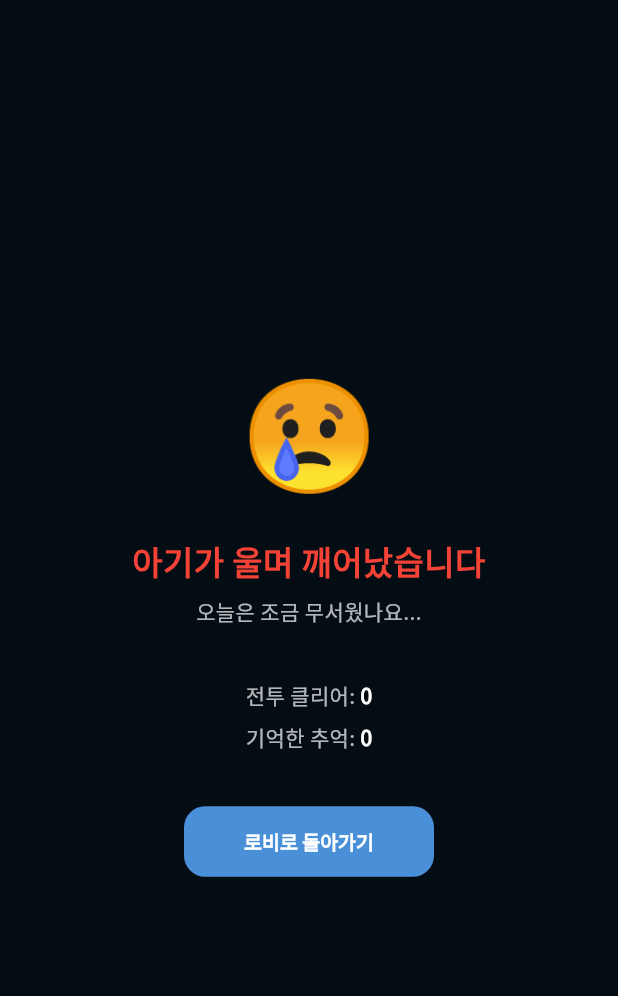
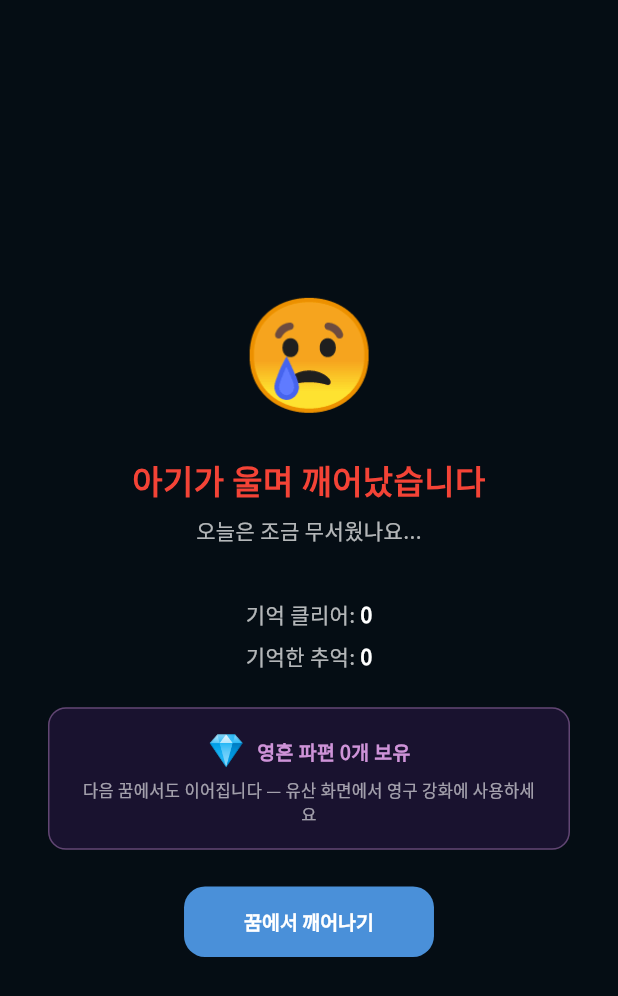
Before and after one commit to alstjs24-design/elemental-quest, a Flutter app: the _RunEndScreen screen opened directly with empty values, on a phone screen of 412 x 824 dp. Shown: the top 996 px of the screen. Run offline on Flutter 3.47's test engine with Material 3 defaults, Android fonts, the phone set to English and light mode, and no system bars; our stand-ins replace cloud_firestore, firebase_auth, firebase_core, flutter_riverpod, google_fonts, hive_flutter; accounts and stored records are empty.

Commit message:
feat: align UI with dream-world narrative and clarify run continuity
- Remove 던전 탐험 from main menu (not ready, inconsistent)
- Rename 비동기 PvP to '다른 꿈과의 만남' for world consistency
- Replace '전투 시작' with '꿈속으로', '보스 도전' with '분리불안과 마주하기'
- Replace '적 행동 중' with '꿈이 흔들린다...'
- Rename '전투 클리어' to '기억 클리어', '로비로 돌아가기' to '꿈에서 깨어나기'
- Fix legacy screen copy: '던전에서 획득' -> '런에서 얻음'
- Add soul fragments panel on run end screen to show cross-run continuity
- Improve player sprites with dream-world purple gradients; gazer now uses 👁️

```diff
--- a/lib/features/battle/battle_screen.dart
+++ b/lib/features/battle/battle_screen.dart
@@ -243,7 +243,7 @@ class _BattleArena extends StatelessWidget {
                     border: Border.all(
                         color: Colors.red.withValues(alpha: 0.4)),
                   ),
-                  child: Text('적 행동 중',
+                  child: Text('꿈이 흔들린다...',
                       style: AppTextStyles.caption.copyWith(
                           color: AppColors.hpLow)),
                 ),
--- a/lib/features/battle/battle_sprites.dart
+++ b/lib/features/battle/battle_sprites.dart
@@ -187,14 +187,14 @@ _SpriteTheme _enemyTheme(ElementType element, EnemyGrade grade) {
 
 _SpriteTheme _playerTheme(CharacterTrait trait) {
   switch (trait) {
-    case CharacterTrait.screamer:
-      return _SpriteTheme('😤', [const Color(0xFF2A0A00), const Color(0xFF5C1500)], const Color(0xFFE07840));
-    case CharacterTrait.accepter:
-      return _SpriteTheme('🤗', [const Color(0xFF021020), const Color(0xFF082040)], const Color(0xFF42A5F5));
-    case CharacterTrait.gazer:
-      return _SpriteTheme('👀', [const Color(0xFF001015), const Color(0xFF002028)], const Color(0xFF00BCD4));
-    case CharacterTrait.shrinker:
-      return _SpriteTheme('🫣', [const Color(0xFF081008), const Color(0xFF102010)], const Color(0xFF4CAF50));
+    case CharacterTrait.screamer: // 집착 — 불안한 열정, 붉은 보랏빛
+      return _SpriteTheme('😤', [const Color(0xFF2A0A2E), const Color(0xFF6B1040)], const Color(0xFFE07840));
+    case CharacterTrait.accepter: // 체념 — 고요한 수용, 차가운 파랑
+      return _SpriteTheme('🤗', [const Color(0xFF031628), const Color(0xFF0A2E50)], const Color(0xFF4A90D9));
+    case CharacterTrait.gazer: // 직면 — 꿰뚫는 눈, 보랏빛 신비
+      return _SpriteTheme('👁️', [const Color(0xFF10062A), const Color(0xFF2A0E5E)], const Color(0xFFCE93D8));
+    case CharacterTrait.shrinker: // 도피 — 작아지는 존재, 어둔 청록
+      return _SpriteTheme('🫣', [const Color(0xFF061520), const Color(0xFF0A2838)], const Color(0xFF4DB6AC));
   }
 }
 
--- a/lib/features/home/home_screen.dart
+++ b/lib/features/home/home_screen.dart
@@ -1,12 +1,11 @@
 // Callers: lib/main.dart (home route)
-// Purpose: Main menu — navigate to Dungeon, PvP, Character screens
+// Purpose: Main menu — navigate to PvP, Character screens
 // Reads: characterProvider (activeCharacter.name, level)
 import 'package:flutter/material.dart';
 import 'package:flutter_riverpod/flutter_riverpod.dart';
 import '../../core/theme/app_theme.dart';
 import '../character/character_notifier.dart';
 import '../character/character_screen.dart';
-import '../dungeon/dungeon_screen.dart';
 import '../legacy/legacy_notifier.dart';
 import '../legacy/legacy_screen.dart';
 import '../pvp/pvp_screen.dart';
@@ -90,20 +89,9 @@ class _HomeScreenState extends ConsumerState<HomeScreen> {
               ),
               const SizedBox(height: 16),
               _MenuButton(
-                icon: '🗺️',
-                label: '던전 탐험',
-                subtitle: '로그라이크 던전 도전',
-                color: const Color(0xFF8B2FC9),
-                onTap: () => Navigator.push(
-                  context,
-                  MaterialPageRoute(builder: (_) => const DungeonScreen()),
-                ),
-              ),
-              const SizedBox(height: 16),
-              _MenuButton(
-                icon: '⚔️',
-                label: '비동기 PvP',
-                subtitle: '다른 유저의 팀과 대결',
+                icon: '🌙',
+                label: '다른 꿈과의 만남',
+                subtitle: '잠든 아이들의 꿈이 충돌할 때',
                 color: const Color(0xFFE07840),
                 onTap: () => Navigator.push(
                   context,
--- a/lib/features/legacy/legacy_screen.dart
+++ b/lib/features/legacy/legacy_screen.dart
@@ -94,7 +94,7 @@ class _FragmentBar extends StatelessWidget {
             ],
           ),
           const Spacer(),
-          Text('던전에서 획득\n죽어도 보존됨',
+          Text('런에서 얻음\n꿈이 사라져도 남아',
               style: AppTextStyles.caption,
               textAlign: TextAlign.right),
         ],
--- a/lib/features/run/run_screen.dart
+++ b/lib/features/run/run_screen.dart
@@ -49,11 +49,14 @@ class _RunScreenState extends ConsumerState<RunScreen> {
       );
     }
 
+    final legacyState = ref.watch(legacyProvider);
+
     if (runState.isComplete) {
       return _RunEndScreen(
         won: true,
         battlesWon: runState.totalBattlesWon,
         cardsCount: runState.pickedCards.length,
+        soulFragments: legacyState.soulFragments,
         onExit: () => Navigator.pop(context),
       );
     }
@@ -63,6 +66,7 @@ class _RunScreenState extends ConsumerState<RunScreen> {
         won: false,
         battlesWon: runState.totalBattlesWon,
         cardsCount: runState.pickedCards.length,
+        soulFragments: legacyState.soulFragments,
         onExit: () => Navigator.pop(context),
       );
     }
@@ -142,7 +146,7 @@ class _RunScreenState extends ConsumerState<RunScreen> {
                       borderRadius: BorderRadius.circular(14)),
                 ),
                 child: Text(
-                  runState.isBossPhase ? '👹 보스 도전!' : '⚔️ 전투 시작',
+                  runState.isBossPhase ? '😱 분리불안과 마주하기' : '🌙 꿈속으로',
                   style: AppTextStyles.titleMedium,
                 ),
               ),
@@ -268,9 +272,9 @@ class _ProgressBar extends StatelessWidget {
         Row(
           mainAxisAlignment: MainAxisAlignment.spaceBetween,
           children: [
-            Text('전투 $done / ${total - 1}', style: AppTextStyles.bodySmall),
+            Text('기억 $done / ${total - 1}', style: AppTextStyles.bodySmall),
             if (isBossNext)
-              Text('🔥 보스',
+              Text('💀 분리불안',
                   style: AppTextStyles.bodySmall.copyWith(
                       color: AppColors.hpLow, fontWeight: FontWeight.bold)),
           ],
@@ -464,11 +468,13 @@ class _RunEndScreen extends StatelessWidget {
   final bool won;
   final int battlesWon;
   final int cardsCount;
+  final int soulFragments;
   final VoidCallback onExit;
   const _RunEndScreen(
       {required this.won,
       required this.battlesWon,
       required this.cardsCount,
+      required this.soulFragments,
       required this.onExit});
 
   @override
@@ -501,9 +507,37 @@ class _RunEndScreen extends StatelessWidget {
                 textAlign: TextAlign.center,
               ),
               const SizedBox(height: 32),
-              _StatRow('전투 클리어', '$battlesWon'),
+              _StatRow('기억 클리어', '$battlesWon'),
               _StatRow('기억한 추억', '$cardsCount'),
-              const SizedBox(height: 32),
+              const SizedBox(height: 20),
+              Container(
+                padding: const EdgeInsets.symmetric(horizontal: 20, vertical: 14),
+                decoration: BoxDecoration(
+                  color: AppColors.dungeon.withValues(alpha: 0.15),
+                  borderRadius: BorderRadius.circular(12),
+                  border: Border.all(color: AppColors.soul.withValues(alpha: 0.4)),
+                ),
+                child: Column(
+                  children: [
+                    Row(
+                      mainAxisAlignment: MainAxisAlignment.center,
+                      children: [
+                        const Text('💎', style: TextStyle(fontSize: 20)),
+                        const SizedBox(width: 8),
+                        Text('영혼 파편 $soulFragments개 보유',
+                            style: AppTextStyles.labelBold.copyWith(
+                                color: AppColors.soul)),
+                      ],
+                    ),
+                    const SizedBox(height: 4),
+                    Text('다음 꿈에서도 이어집니다 — 유산 화면에서 영구 강화에 사용하세요',
+                        style: AppTextStyles.caption.copyWith(
+                            color: AppColors.textMuted),
+                        textAlign: TextAlign.center),
+                  ],
+                ),
+              ),
+              const SizedBox(height: 24),
               ElevatedButton(
                 onPressed: onExit,
                 style: ElevatedButton.styleFrom(
@@ -511,7 +545,7 @@ class _RunEndScreen extends StatelessWidget {
                   padding: const EdgeInsets.symmetric(
                       horizontal: 40, vertical: 14),
                 ),
-                child: Text('로비로 돌아가기', style: AppTextStyles.labelBold),
+                child: Text('꿈에서 깨어나기', style: AppTextStyles.labelBold),
               ),
             ],
           ),
```
